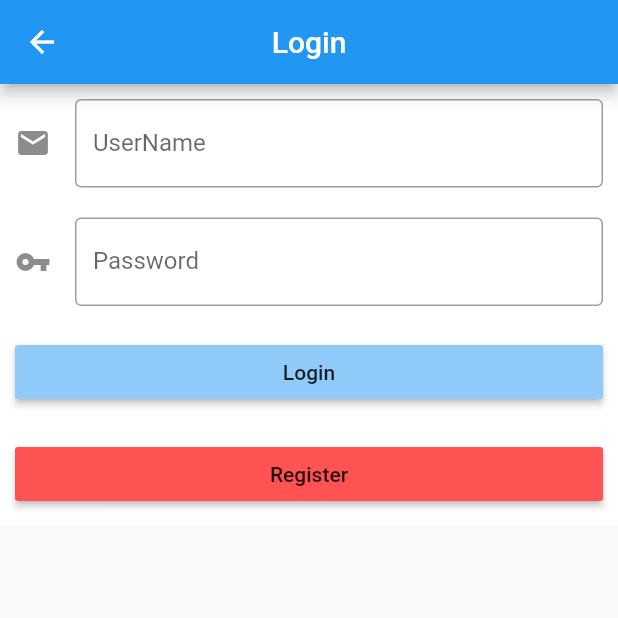
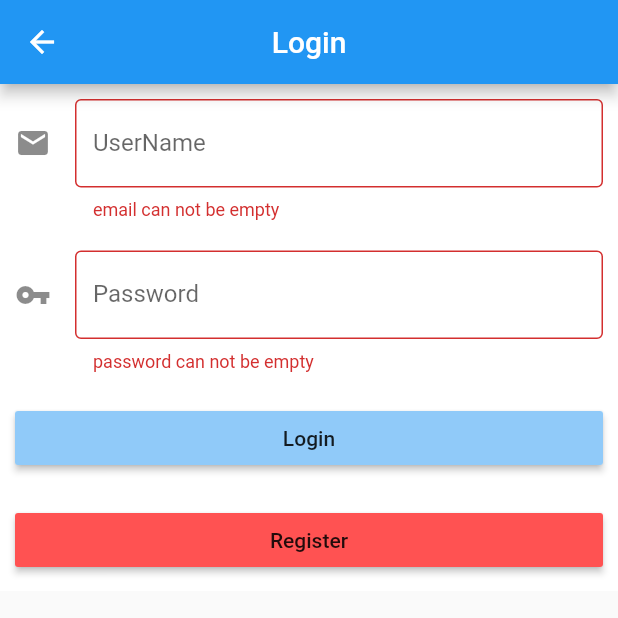
Before and after one commit to Rahal-Kanishka/mobile_application_for_buses, a Flutter app: the Login screen opened by its route, after a tap on "Login", on a phone screen of 412 x 824 dp, the top half of it. Run offline on Flutter 3.47's test engine with Material 2 defaults, Android fonts, the phone set to English and light mode, and no system bars; our stand-ins replace flutter_speed_dial, google_maps_flutter; missing offline and left inert: global_configuration, google_map_polyline, permission.

Commit message:
user login implemented

```diff
--- a/lib/models/SaveUser.dart
+++ b/lib/models/user.dart
@@ -1,6 +1,6 @@
 import 'package:flutter_with_maps/models/UserType.dart';
 
-class SaveUser {
+class User {
   String firstName,
       lastName,
       email,
@@ -11,7 +11,7 @@ class SaveUser {
 
   UserType type;
 
-  SaveUser(
+  User(
       {this.firstName,
       this.lastName,
       this.email,
--- a/lib/pages/login.dart
+++ b/lib/pages/login.dart
@@ -1,4 +1,7 @@
 import 'package:flutter/material.dart';
+import 'package:flutter_with_maps/models/user.dart';
+import 'package:flutter_with_maps/util/backend.dart';
+import 'package:global_configuration/global_configuration.dart';
 
 class Login extends StatefulWidget {
   @override
@@ -6,6 +9,9 @@ class Login extends StatefulWidget {
 }
 
 class _LoginState extends State<Login> {
+  final _formKey = GlobalKey<FormState>();
+  User loginUser = new User();
+
   @override
   Widget build(BuildContext context) {
     return Scaffold(
@@ -13,36 +19,69 @@ class _LoginState extends State<Login> {
           title: Text('Login'),
           centerTitle: true,
         ),
-      body: Container(
+        body: Builder(builder: (BuildContext buildContext) {
+          return Form(
+            key: _formKey,
+            child: Container(
                 color: Colors.white,
                 width: MediaQuery.of(context).size.width,
                 child: ListView(shrinkWrap: true, children: <Widget>[
                   Container(
                       padding: new EdgeInsets.all(10.0),
-                child: TextField(
+                      child: TextFormField(
                           decoration: InputDecoration(
                               icon: const Icon(Icons.email),
                               border: OutlineInputBorder(),
                               hintText: 'enter username',
                               labelText: 'UserName'),
-                )),
+                          keyboardType: TextInputType.emailAddress,
+                          validator: (String value) {
+                            if (value != null && value.isEmpty) {
+                              return 'email can not be empty';
+                            } else {
+                              return null;
+                            }
+                          },
+                          onSaved: (String value) {
+                            this.loginUser.email = value;
+                          })),
                   Container(
                       padding: new EdgeInsets.all(10.0),
-                child: TextField(
+                      child: TextFormField(
                           decoration: InputDecoration(
                               icon: const Icon(Icons.vpn_key_sharp),
                               border: OutlineInputBorder(),
                               hintText: 'Enter password',
                               labelText: 'Password'),
                           obscureText: true,
-                )),
+                          validator: (String value) {
+                            if (value != null && value.isEmpty) {
+                              return 'password can not be empty';
+                            } else {
+                              return null;
+                            }
+                          },
+                          onSaved: (String value) {
+                            this.loginUser.password = value;
+                          })),
                   Container(
                       padding: new EdgeInsets.all(10.0),
                       child: RaisedButton(
                         color: Colors.blue[200],
                         child: Text('Login'),
-                  onPressed: () {}),
-            ),
+                        onPressed: () {
+                          this.login().then((value) {
+                            if (value != null && value[0].isNotEmpty) {
+                              final snackBar = SnackBar(content: Text(value[0]));
+                              Scaffold.of(buildContext).showSnackBar(snackBar);
+                            }
+                            if(value[1] == 200){
+                              // if success
+                              this.navigateToWelcome();
+                            }
+                          });
+                        },
+                      )),
                   Container(
                     padding: new EdgeInsets.all(10.0),
                     child: RaisedButton(
@@ -54,5 +93,27 @@ class _LoginState extends State<Login> {
                   )
                 ])),
           );
+        }));
+  }
+
+  Future<dynamic> login() async {
+    if (this._formKey.currentState.validate()) {
+      this._formKey.currentState.save();
+      Map<String, dynamic> dataObject = {
+        'userName': this.loginUser.email,
+        'password': this.loginUser.password
+      };
+      BackEndResult result =
+          await BackEnd.postRequest(dataObject, '/user/login');
+      if (result != null && result.statusCode == 200) {
+        return ['User login Successfully',result.statusCode];
+      } else {
+        return [result.responseBody['data'][0]['msg'],result.statusCode];
       }
     }
+  }
+
+  void navigateToWelcome(){
+    Navigator.pushNamed(context, '/welcome');
+  }
+}
--- a/lib/pages/register.dart
+++ b/lib/pages/register.dart
@@ -1,5 +1,5 @@
 import 'package:flutter/material.dart';
-import 'package:flutter_with_maps/models/SaveUser.dart';
+import 'package:flutter_with_maps/models/user.dart';
 import 'package:flutter_with_maps/models/UserType.dart';
 import 'package:http/http.dart' as http;
 import 'package:global_configuration/global_configuration.dart';
@@ -19,7 +19,7 @@ class _RegisterState extends State<Register> {
   String endPoint;
   UserType selectedUserType;
   final _formKey = GlobalKey<FormState>();
-  SaveUser userModel = new SaveUser();
+  User userModel = new User();
 
   @override
   void initState() {
--- /dev/null
+++ b/lib/util/backend.dart
@@ -0,0 +1,29 @@
+import 'dart:convert';
+
+import 'package:global_configuration/global_configuration.dart';
+import 'package:http/http.dart' as http;
+
+class BackEndResult {
+  final int statusCode;
+  final dynamic responseBody;
+
+  const BackEndResult(this.statusCode, this.responseBody);
+}
+
+class BackEnd {
+
+  static Future<BackEndResult> postRequest(
+      Map<String, dynamic> dataObject, String requestPath) async {
+    var json = await GlobalConfiguration()
+        .loadFromPath('assets/cfg/configurations.json');
+    var endPoint = GlobalConfiguration().getValue("backend_url");
+    var url = endPoint + requestPath;
+
+    final response = await http.post(url,
+        headers: <String, String>{
+          'Content-Type': 'application/json; charset=UTF-8',
+        },
+        body: jsonEncode(dataObject));
+    return new BackEndResult(response.statusCode, jsonDecode(response.body));
+  }
+}
```
Lines whose indentation alone changed are shown as unchanged.
